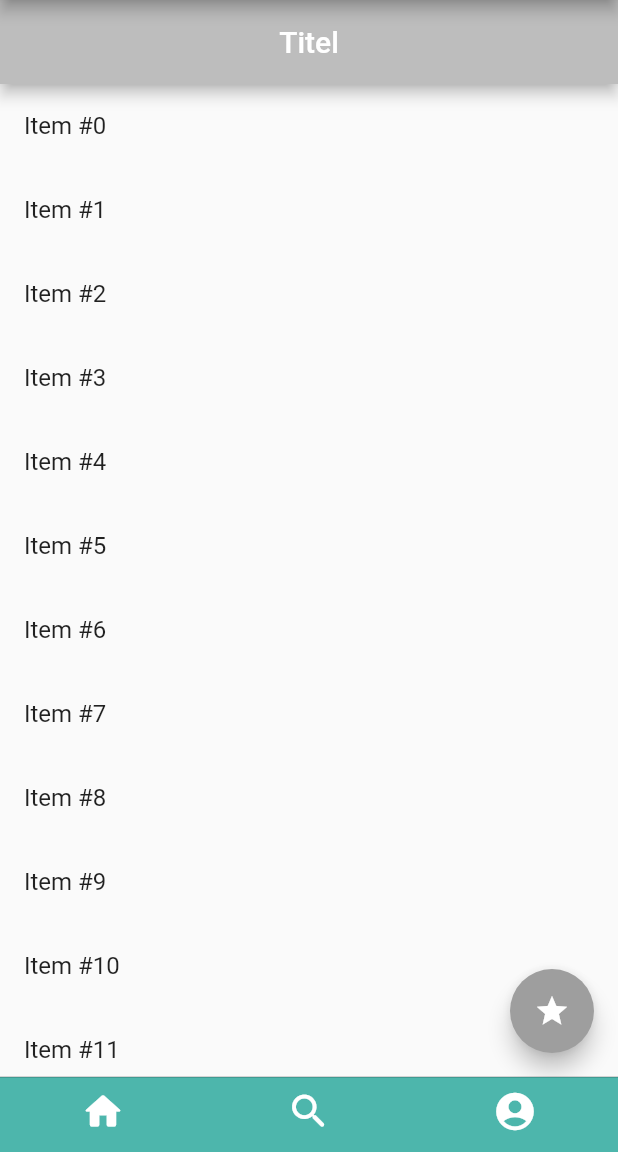
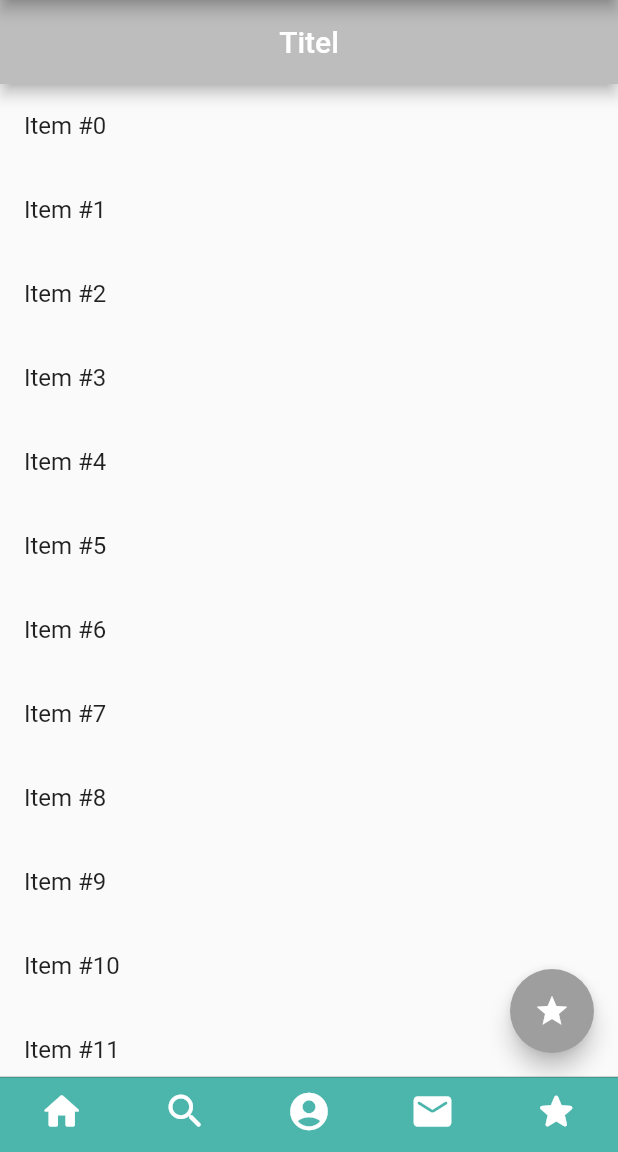
Before and after one commit to lepo-creator/Divily, a Flutter app: the screen it shows after launch, on a phone screen of 412 x 824 dp, the part 84-1236 px from its top. Run offline on Flutter 3.47's test engine with Material 2 defaults, Android fonts, the phone set to English and light mode, and no system bars; our stand-ins replace parse_server_sdk_flutter.

Commit message:
buttons added

```diff
--- a/lib/main.dart
+++ b/lib/main.dart
@@ -1,11 +1,11 @@
-//file import
-import './pages/page1.dart';
-import './pages/page0.dart';
-
 import 'package:flutter/cupertino.dart'; // imports cupertino package for fancy layouts
 import 'package:flutter/material.dart'; // imports material package for material app class
 import 'package:parse_server_sdk_flutter/parse_server_sdk.dart'; // imports Parse Server lib for Back4App
 //import 'package:provider/provider.dart';
+
+//file import
+import './pages/page1.dart';
+import './pages/page0.dart';
 
 void main() async {
   WidgetsFlutterBinding.ensureInitialized();
@@ -57,6 +57,12 @@
           ),
           BottomNavigationBarItem(
             icon: Icon(Icons.account_circle_rounded, color: Colors.white),
+          ),
+          BottomNavigationBarItem(
+            icon: Icon(Icons.mail_rounded, color: Colors.white),
+          ),
+          BottomNavigationBarItem(
+            icon: Icon(Icons.star_rounded, color: Colors.white),
           ),
         ],
       ),
```
